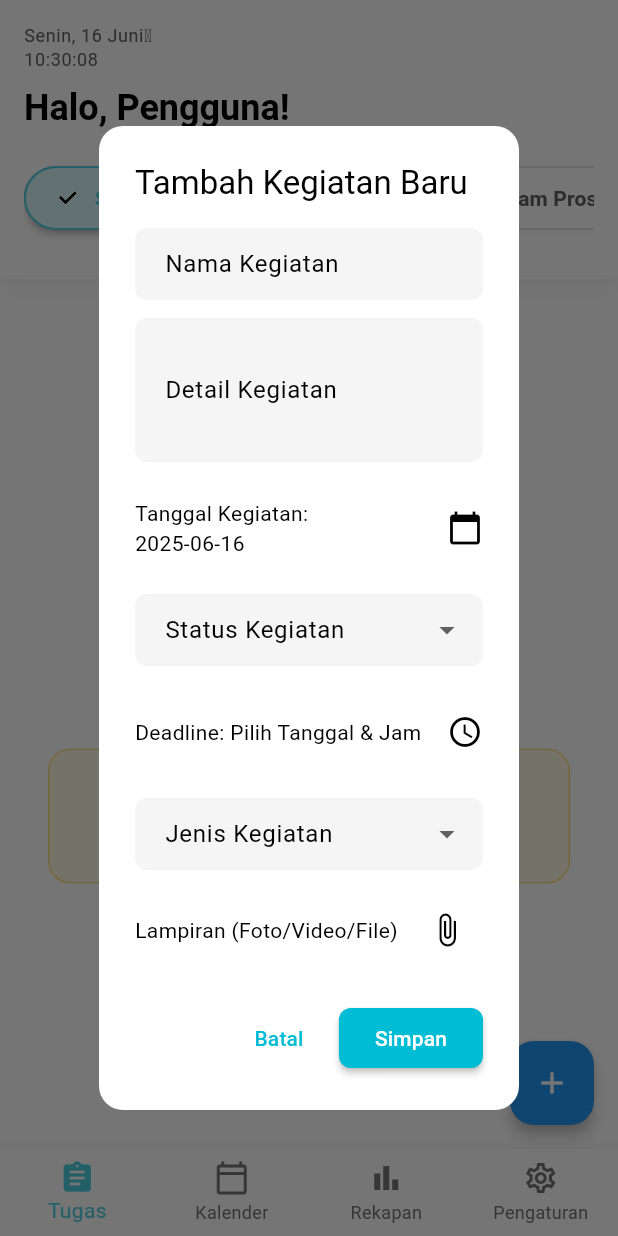
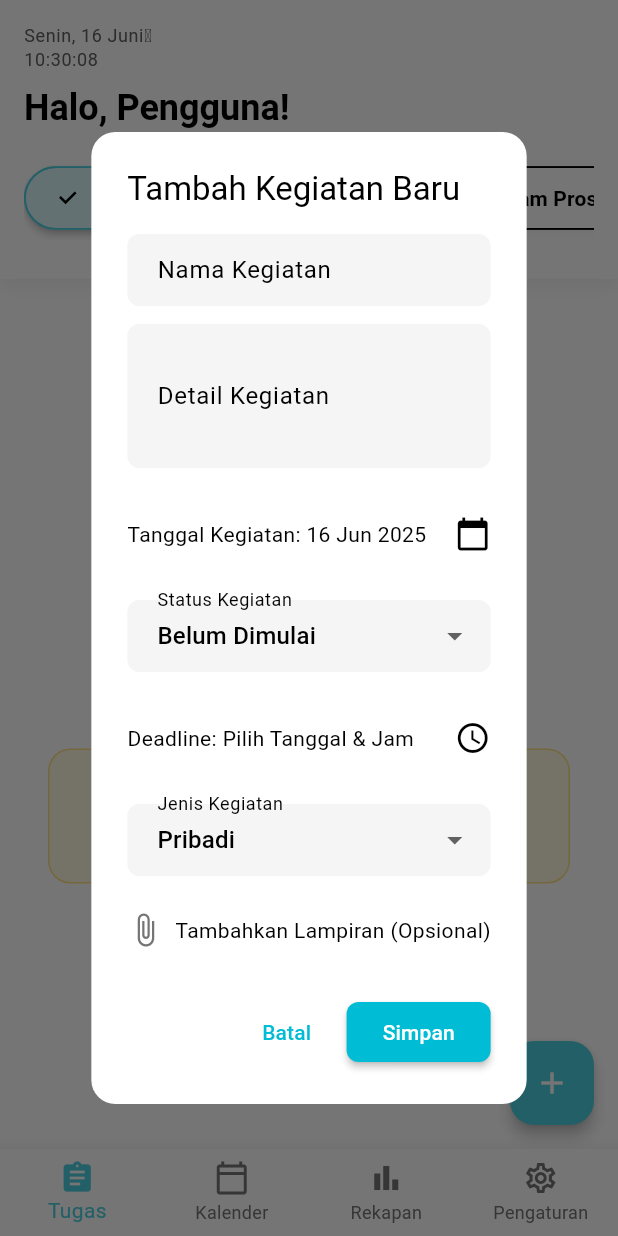
Before and after one commit to syaifa21/bleau_todo_app, a Flutter app: the screen it shows after launch, after a tap on the "add" icon, on a phone screen of 412 x 824 dp. Run offline on Flutter 3.47's test engine with Material 3 defaults, Android fonts, the phone set to English and light mode, and no system bars; our stand-ins replace file_picker, fl_chart, hive, hive_flutter, open_filex, shared_preferences and 1 more; accounts and stored records are empty; Roboto replaces fonts that are missing (Montserrat).

Commit message:
lampiran

```diff
--- a/lib/dashboard_screen.dart
+++ b/lib/dashboard_screen.dart
@@ -6,7 +6,9 @@ import 'package:bleau_todo_app/screens/calendar_screen.dart';
 import 'package:bleau_todo_app/screens/dashboard_chart_screen.dart';
 import 'package:intl/intl.dart';
 import 'dart:async';
-import 'package:bleau_todo_app/screens/settings_screen.dart'; // <--- Tambahkan ini
+import 'package:bleau_todo_app/screens/settings_screen.dart';
+import 'package:file_picker/file_picker.dart'; // Import FilePicker
+import 'package:open_filex/open_filex.dart'; // Import OpenFilex
 
 class DashboardScreen extends StatefulWidget {
   const DashboardScreen({super.key});
@@ -24,10 +26,8 @@ class _DashboardScreenState extends State<DashboardScreen> {
   final TextEditingController _namaKegiatanController = TextEditingController();
   final TextEditingController _detailKegiatanController = TextEditingController();
 
-  DateTime? _initialSelectedDate;
-  DateTime? _initialSelectedDeadline;
-  String? _initialSelectedStatus;
-  String? _initialSelectedJenis;
+  // Variabel untuk menyimpan path lampiran yang dipilih dalam dialog
+  String? _selectedAttachmentPath;
 
   final List<String> _statusOptions = ['Belum Dimulai', 'Dalam Proses', 'Selesai'];
   final List<String> _jenisKegiatanOptions = ['Pribadi', 'Kerja', 'Wishlist', 'Lainnya'];
@@ -74,7 +74,7 @@ class _DashboardScreenState extends State<DashboardScreen> {
               _buildTasksPage(context),
               const CalendarScreen(),
               const DashboardChartScreen(),
-              const SettingsScreen(), // <--- Tambahkan SettingsScreen di sini
+              const SettingsScreen(),
             ];
             return bottomNavPages.elementAt(_selectedIndex);
           } else if (snapshot.hasError) {
@@ -91,19 +91,17 @@ class _DashboardScreenState extends State<DashboardScreen> {
               onPressed: () {
                 _namaKegiatanController.clear();
                 _detailKegiatanController.clear();
-                _initialSelectedDate = DateTime.now();
-                _initialSelectedDeadline = null;
-                _initialSelectedStatus = null;
-                _initialSelectedJenis = null;
+                // Reset nilai awal untuk dialog tambah
+                _selectedAttachmentPath = null;
                 _showAddTaskDialog(context);
               },
               child: const Icon(Icons.add),
-              backgroundColor: Colors.blue,
+              backgroundColor: Theme.of(context).primaryColor, // Menggunakan warna tema
             )
           : null,
       floatingActionButtonLocation: FloatingActionButtonLocation.endFloat,
       bottomNavigationBar: BottomNavigationBar(
-        backgroundColor: Colors.white,
+        backgroundColor: Theme.of(context).cardColor, // Menggunakan warna kartu dari tema
         selectedItemColor: Theme.of(context).primaryColor,
         unselectedItemColor: Colors.grey[600],
         type: BottomNavigationBarType.fixed,
@@ -124,7 +122,7 @@ class _DashboardScreenState extends State<DashboardScreen> {
             activeIcon: Icon(Icons.bar_chart),
             label: 'Rekapan',
           ),
-          BottomNavigationBarItem( // <--- Tambahkan item Settings
+          BottomNavigationBarItem(
             icon: Icon(Icons.settings_outlined),
             activeIcon: Icon(Icons.settings),
             label: 'Pengaturan',
@@ -140,10 +138,12 @@ class _DashboardScreenState extends State<DashboardScreen> {
     _namaKegiatanController.text = taskToEdit?.name ?? '';
     _detailKegiatanController.text = taskToEdit?.detail ?? '';
 
-    DateTime? dialogSelectedDate = taskToEdit?.date ?? _initialSelectedDate;
-    DateTime? dialogSelectedDeadline = taskToEdit?.deadline ?? _initialSelectedDeadline;
-    String? dialogSelectedStatus = taskToEdit?.status ?? _initialSelectedStatus;
-    String? dialogSelectedJenis = taskToEdit?.type ?? _initialSelectedJenis;
+    // Inisialisasi variabel dialog dengan nilai taskToEdit atau nilai default
+    DateTime? dialogSelectedDate = taskToEdit?.date ?? DateTime.now();
+    DateTime? dialogSelectedDeadline = taskToEdit?.deadline;
+    String? dialogSelectedStatus = taskToEdit?.status ?? _statusOptions[0];
+    String? dialogSelectedJenis = taskToEdit?.type ?? _jenisKegiatanOptions[0];
+    _selectedAttachmentPath = taskToEdit?.attachmentPath; // Inisialisasi path lampiran
 
     showDialog(
       context: context,
@@ -151,8 +151,8 @@ class _DashboardScreenState extends State<DashboardScreen> {
         return StatefulBuilder(
           builder: (BuildContext context, StateSetter setDialogState) {
             return AlertDialog(
-              backgroundColor: Colors.white,
-              surfaceTintColor: Colors.white,
+              backgroundColor: Theme.of(context).cardColor, // Menggunakan warna kartu dari tema
+              surfaceTintColor: Theme.of(context).cardColor, // Menggunakan warna kartu dari tema
               shape: RoundedRectangleBorder(borderRadius: BorderRadius.circular(16)),
               title: Text(taskToEdit == null ? 'Tambah Kegiatan Baru' : 'Edit Kegiatan',
                   style: Theme.of(context).textTheme.titleLarge),
@@ -246,18 +246,51 @@ class _DashboardScreenState extends State<DashboardScreen> {
                         },
                       ),
                       const SizedBox(height: 16),
-                      Row(
+                      // Bagian lampiran yang diperbarui
+                      InkWell(
+                        onTap: () async {
+                          FilePickerResult? result = await FilePicker.platform.pickFiles(
+                            type: FileType.any, // Izinkan semua jenis file
+                          );
+
+                          if (result != null) {
+                            setDialogState(() {
+                              _selectedAttachmentPath = result.files.single.path;
+                            });
+                          } else {
+                            // Pengguna membatalkan pemilihan
+                            setDialogState(() {
+                              _selectedAttachmentPath = null;
+                            });
+                          }
+                        },
+                        child: Padding(
+                          padding: const EdgeInsets.symmetric(vertical: 8.0),
+                          child: Row(
                             children: [
+                              Icon(Icons.attach_file, color: Colors.grey[600]),
+                              const SizedBox(width: 8),
                               Expanded(
-                            child: Text('Lampiran (Foto/Video/File)', style: Theme.of(context).textTheme.bodyMedium),
+                                child: Text(
+                                  _selectedAttachmentPath != null
+                                      ? 'File Terpilih: ${_selectedAttachmentPath!.split('/').last.split('\\').last}'
+                                      : 'Tambahkan Lampiran (Opsional)',
+                                  style: Theme.of(context).textTheme.bodyMedium,
+                                  overflow: TextOverflow.ellipsis,
                                 ),
+                              ),
+                              if (_selectedAttachmentPath != null)
                                 IconButton(
-                            icon: const Icon(Icons.attach_file),
+                                  icon: const Icon(Icons.clear, size: 20),
                                   onPressed: () {
-                              print('Pilih Lampiran');
+                                    setDialogState(() {
+                                      _selectedAttachmentPath = null;
+                                    });
                                   },
                                 ),
                             ],
+                          ),
+                        ),
                       ),
                     ],
                   ),
@@ -282,7 +315,7 @@ class _DashboardScreenState extends State<DashboardScreen> {
                           status: dialogSelectedStatus ?? _statusOptions[0],
                           deadline: dialogSelectedDeadline,
                           type: dialogSelectedJenis ?? _jenisKegiatanOptions[0],
-                          attachmentPath: null,
+                          attachmentPath: _selectedAttachmentPath, // Simpan path lampiran
                         );
                         _taskBox.add(newTask);
                       } else {
@@ -292,6 +325,7 @@ class _DashboardScreenState extends State<DashboardScreen> {
                         taskToEdit.status = dialogSelectedStatus ?? _statusOptions[0];
                         taskToEdit.deadline = dialogSelectedDeadline;
                         taskToEdit.type = dialogSelectedJenis ?? _jenisKegiatanOptions[0];
+                        taskToEdit.attachmentPath = _selectedAttachmentPath; // Simpan path lampiran
                         taskToEdit.save();
                       }
                       Navigator.of(dialogContext).pop();
@@ -311,7 +345,7 @@ class _DashboardScreenState extends State<DashboardScreen> {
       {bool withTime = false}) {
     return ListTile(
       title: Text(
-        '$label: ${selectedDateTime != null ? (withTime ? selectedDateTime.toLocal().toString().split('.')[0] : selectedDateTime.toLocal().toString().split(' ')[0]) : 'Pilih Tanggal${withTime ? ' & Jam' : ''}'}',
+        '$label: ${selectedDateTime != null ? (withTime ? DateFormat('dd MMM yyyy HH:mm').format(selectedDateTime) : DateFormat('dd MMM yyyy').format(selectedDateTime)) : 'Pilih Tanggal${withTime ? ' & Jam' : ''}'}',
         style: Theme.of(context).textTheme.bodyMedium,
       ),
       trailing: Icon(withTime ? Icons.access_time : Icons.calendar_today),
@@ -336,6 +370,9 @@ class _DashboardScreenState extends State<DashboardScreen> {
                 pickedTime.hour,
                 pickedTime.minute,
               ));
+            } else {
+              // Jika waktu tidak dipilih, hanya gunakan tanggal
+              onDateTimeSelected(pickedDate);
             }
           } else {
             onDateTimeSelected(pickedDate);
@@ -388,12 +425,30 @@ class _DashboardScreenState extends State<DashboardScreen> {
                 const Divider(),
                 _buildDetailRow(
                     'Detail Kegiatan', task.detail ?? '-'),
-                _buildDetailRow('Tanggal Kegiatan', task.date.toLocal().toString().split(' ')[0]),
+                _buildDetailRow('Tanggal Kegiatan', DateFormat('dd MMM yyyy').format(task.date)),
                 _buildDetailRow('Status Kegiatan', task.status),
                 _buildDetailRow('Jenis Kegiatan', task.type),
                 if (task.deadline != null)
-                  _buildDetailRow('Deadline', task.deadline!.toLocal().toString().split('.')[0]),
-                _buildDetailRow('Lampiran', task.attachmentPath ?? 'Tidak ada'),
+                  _buildDetailRow('Deadline', DateFormat('dd MMM yyyy HH:mm').format(task.deadline!)),
+                // Lampiran yang bisa diklik
+                GestureDetector(
+                  onTap: () async { // Pastikan onTap adalah async
+                    if (task.attachmentPath != null && task.attachmentPath!.isNotEmpty) {
+                      await OpenFilex.open(task.attachmentPath!); // Membuka file
+                    } else {
+                      ScaffoldMessenger.of(context).showSnackBar(
+                        const SnackBar(content: Text('Tidak ada lampiran untuk dibuka.')),
+                      );
+                    }
+                  },
+                  child: _buildDetailRow(
+                    'Lampiran',
+                    task.attachmentPath != null && task.attachmentPath!.isNotEmpty
+                        ? task.attachmentPath!.split('/').last.split('\\').last
+                        : 'Tidak ada',
+                    isLink: task.attachmentPath != null && task.attachmentPath!.isNotEmpty, // Indikasikan bahwa itu adalah link
+                  ),
+                ),
                 const Divider(),
               ],
             ),
@@ -411,7 +466,7 @@ class _DashboardScreenState extends State<DashboardScreen> {
     );
   }
 
-  Widget _buildDetailRow(String label, String value) {
+  Widget _buildDetailRow(String label, String value, {bool isLink = false}) {
     return Padding(
       padding: const EdgeInsets.symmetric(vertical: 4.0),
       child: Column(
@@ -424,7 +479,11 @@ class _DashboardScreenState extends State<DashboardScreen> {
           const SizedBox(height: 2),
           Text(
             value,
-            style: const TextStyle(fontSize: 16),
+            style: TextStyle(
+              fontSize: 16,
+              color: isLink ? Theme.of(context).primaryColor : Theme.of(context).textTheme.bodyLarge?.color, // Warna dari tema
+              decoration: isLink ? TextDecoration.underline : TextDecoration.none, // Garis bawah jika link
+            ),
           ),
           const SizedBox(height: 8),
         ],
@@ -603,24 +662,26 @@ class _DashboardScreenState extends State<DashboardScreen> {
                   children: [
                     Text(
                       task.name,
-                      style: Theme.of(context).textTheme.titleMedium?.copyWith(fontWeight: FontWeight.bold, color: Colors.blueGrey[800]),
+                      style: Theme.of(context).textTheme.titleMedium?.copyWith(fontWeight: FontWeight.bold, color: Theme.of(context).textTheme.bodyLarge?.color),
                     ),
                     if (task.detail != null && task.detail!.isNotEmpty)
                       Padding(
                         padding: const EdgeInsets.only(top: 6.0),
                         child: Text(
                           task.detail!,
-                          style: Theme.of(context).textTheme.bodyMedium?.copyWith(color: Colors.blueGrey[600]),
+                          style: Theme.of(context).textTheme.bodyMedium?.copyWith(color: Theme.of(context).textTheme.bodyMedium?.color?.withOpacity(0.8)),
                           maxLines: 2,
                           overflow: TextOverflow.ellipsis,
                         ),
                       ),
                     const SizedBox(height: 12),
-                    _buildTaskInfoRow(Icons.calendar_today_outlined, 'Tanggal', task.date.toLocal().toString().split(' ')[0]),
+                    _buildTaskInfoRow(Icons.calendar_today_outlined, 'Tanggal', DateFormat('dd MMM yyyy').format(task.date)),
                     if (task.deadline != null)
-                      _buildTaskInfoRow(Icons.access_time, 'Deadline', task.deadline!.toLocal().toString().split('.')[0]),
+                      _buildTaskInfoRow(Icons.access_time, 'Deadline', DateFormat('dd MMM yyyy HH:mm').format(task.deadline!)),
                     _buildTaskInfoRow(Icons.category_outlined, 'Jenis', task.type),
                     _buildTaskInfoRow(Icons.info_outline, 'Status', task.status),
+                    if (task.attachmentPath != null && task.attachmentPath!.isNotEmpty)
+                      _buildTaskInfoRow(Icons.attach_file, 'Lampiran', task.attachmentPath!.split('/').last.split('\\').last),
                     const SizedBox(height: 12),
                     Row(
                       mainAxisAlignment: MainAxisAlignment.end,
@@ -670,13 +731,13 @@ class _DashboardScreenState extends State<DashboardScreen> {
       },
       selectedColor: Theme.of(context).primaryColor.withOpacity(0.2),
       labelStyle: TextStyle(
-        color: _selectedFilter == label ? Theme.of(context).primaryColor : Colors.grey[700],
+        color: _selectedFilter == label ? Theme.of(context).primaryColor : Theme.of(context).textTheme.bodyMedium?.color,
         fontWeight: FontWeight.w600,
       ),
       shape: RoundedRectangleBorder(
         borderRadius: BorderRadius.circular(25),
         side: BorderSide(
-          color: _selectedFilter == label ? Theme.of(context).primaryColor : Colors.grey[300]!,
+          color: _selectedFilter == label ? Theme.of(context).primaryColor : Theme.of(context).dividerColor,
           width: 1.2,
         ),
       ),
@@ -710,11 +771,11 @@ class _DashboardScreenState extends State<DashboardScreen> {
           const SizedBox(width: 6),
           Text(
             '$label: ',
-            style: Theme.of(context).textTheme.bodySmall?.copyWith(fontWeight: FontWeight.bold, color: Colors.blueGrey[700]),
+            style: Theme.of(context).textTheme.bodySmall?.copyWith(fontWeight: FontWeight.bold, color: Theme.of(context).textTheme.bodyMedium?.color),
           ),
           Text(
             value,
-            style: Theme.of(context).textTheme.bodySmall?.copyWith(color: Colors.blueGrey[600]),
+            style: Theme.of(context).textTheme.bodySmall?.copyWith(color: Theme.of(context).textTheme.bodyMedium?.color?.withOpacity(0.8)),
           ),
         ],
       ),
@@ -760,7 +821,7 @@ class _DashboardScreenState extends State<DashboardScreen> {
             const SizedBox(height: 20),
             Text(
               'Ayo mulai kelola kegiatanmu!',
-              style: Theme.of(context).textTheme.titleMedium?.copyWith(color: Colors.blueGrey[700]),
+              style: Theme.of(context).textTheme.titleMedium?.copyWith(color: Theme.of(context).textTheme.bodyLarge?.color),
             ),
           ],
         ),
--- a/pubspec.yaml
+++ b/pubspec.yaml
@@ -20,6 +20,7 @@ dependencies:
   intl: ^0.19.0
   provider: ^6.0.5 # <--- Tambahkan ini
   shared_preferences: ^2.2.0 # <--- Tambahkan ini
+  file_picker: ^8.0.0
 
 dev_dependencies:
   flutter_test:
```
Also changed, not shown: pubspec.lock, 1 other file. Lines whose indentation alone changed are shown as unchanged.
